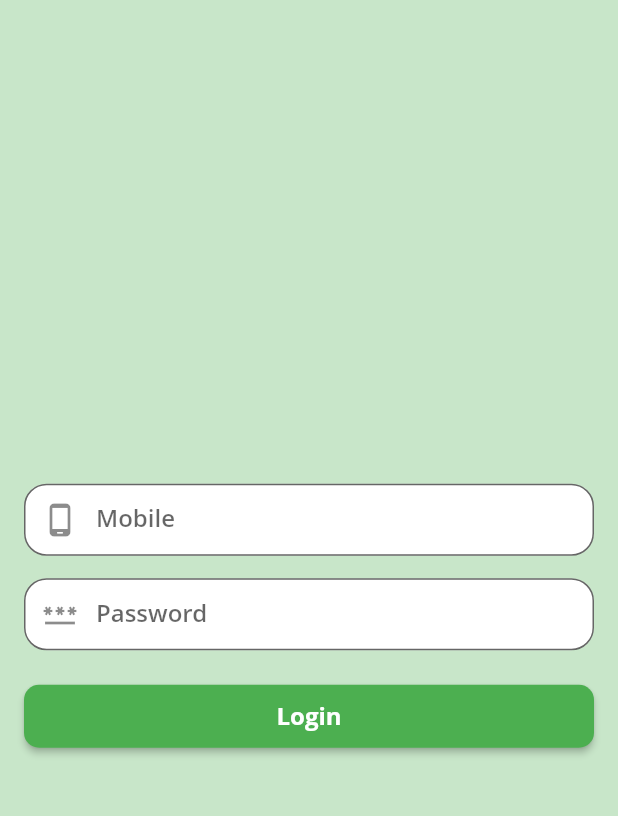
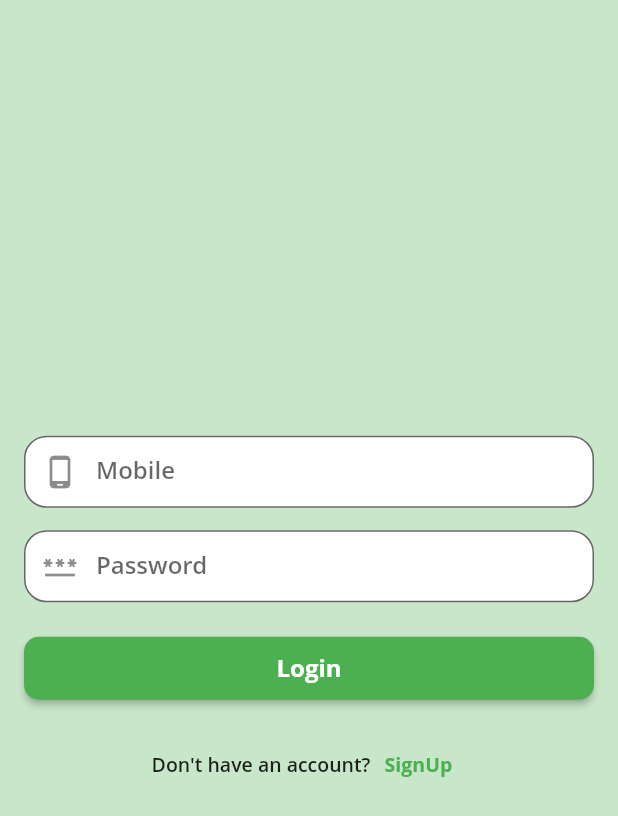
Before and after one commit to DroidKaranGithub/Grocery-App, a Flutter app: the screen it shows after launch, on a phone screen of 412 x 824 dp. Shown: the top 816 px of the screen. Run offline on Flutter 3.47's test engine with Material 2 defaults, Android fonts, the phone set to English and light mode, and no system bars.

Commit message:
signup page

```diff
--- a/lib/animation/customroute.dart
+++ b/lib/animation/customroute.dart
@@ -5,6 +5,25 @@ class CustomePageRoute extends PageRouteBuilder {
 
   CustomePageRoute({required this.child})
       : super(
+          transitionDuration: Duration(seconds: 1),
+          reverseTransitionDuration: Duration(seconds: 1),
           pageBuilder: (context, animation, secondaryAnimation) => child,
         );
+
+  @override
+  Widget buildTransitions(BuildContext context, Animation<double> animation,
+          Animation<double> secondaryAnimation, Widget child) =>
+      /** Scale Transition */
+      // ScaleTransition(
+      //   scale: animation,
+      //   child: child,
+      // );
+      /** Slide Transition */
+      SlideTransition(
+        position: Tween<Offset>(
+          begin: Offset(1, 0),
+          end: Offset.zero,
+        ).animate(animation),
+        child: child,
+      );
 }
--- a/lib/login/login.dart
+++ b/lib/login/login.dart
@@ -1,5 +1,8 @@
+import 'package:flutter/cupertino.dart';
 import 'package:flutter/material.dart';
+import 'package:grocery_app/animation/customroute.dart';
 import 'package:grocery_app/main.dart';
+import 'package:grocery_app/signup/signup.dart';
 
 class Login extends StatefulWidget {
   const Login({Key? key}) : super(key: key);
@@ -91,9 +94,10 @@ class _LoginState extends State<Login> {
                 ),
               ),
               onPressed: () {
-                Navigator.of(context).push(_createRoute());
+                // Navigator.of(context).push(_createRoute());
                 // Navigator.of(context)
                 //     .push(MaterialPageRoute(builder: (context) => HomePage()));
+                Navigator.of(context).push(CustomePageRoute(child: HomePage()));
               },
               child: Padding(
                 padding: const EdgeInsets.only(
@@ -109,6 +113,37 @@ class _LoginState extends State<Login> {
                   ),
                 ),
               ),
+            ),
+          ),
+          Container(
+            margin: const EdgeInsets.only(top: 16),
+            child: Row(
+              mainAxisAlignment: MainAxisAlignment.center,
+              children: [
+                Text(
+                  "Don't have an account?",
+                  style: TextStyle(
+                    fontFamily: 'OpenSans',
+                    fontWeight: FontWeight.normal,
+                    fontSize: 13,
+                  ),
+                ),
+                TextButton(
+                  onPressed: () {
+                    Navigator.of(context)
+                        .push(CustomePageRoute(child: SignUp()));
+                  },
+                  child: Text(
+                    'SignUp',
+                    style: TextStyle(
+                      color: Colors.green,
+                      fontFamily: 'OpenSans',
+                      fontWeight: FontWeight.bold,
+                      fontSize: 13,
+                    ),
+                  ),
+                ),
+              ],
             ),
           ),
         ],
```
Also changed, not shown: lib/signup/signup.dart (added, +196 -0 lines).
